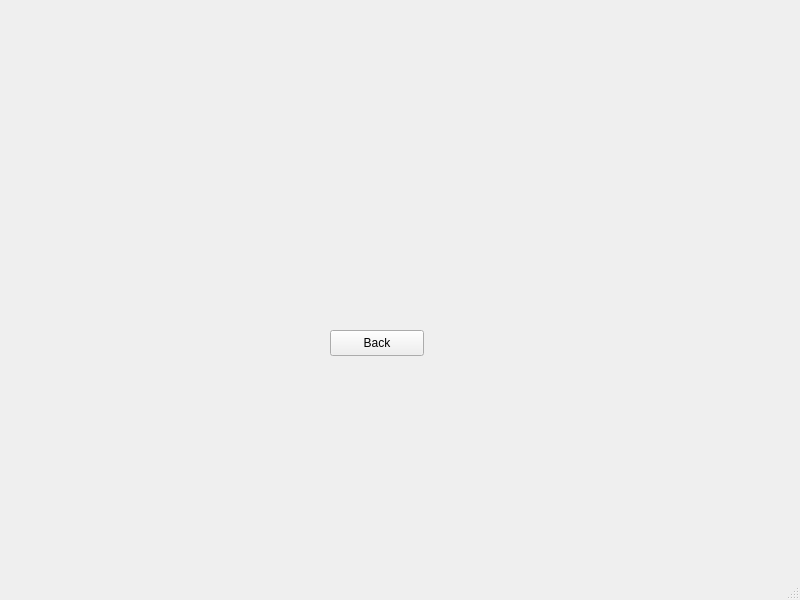
chrysantheumm/projekKripto, file mainwindow.ui: the form before one commit.
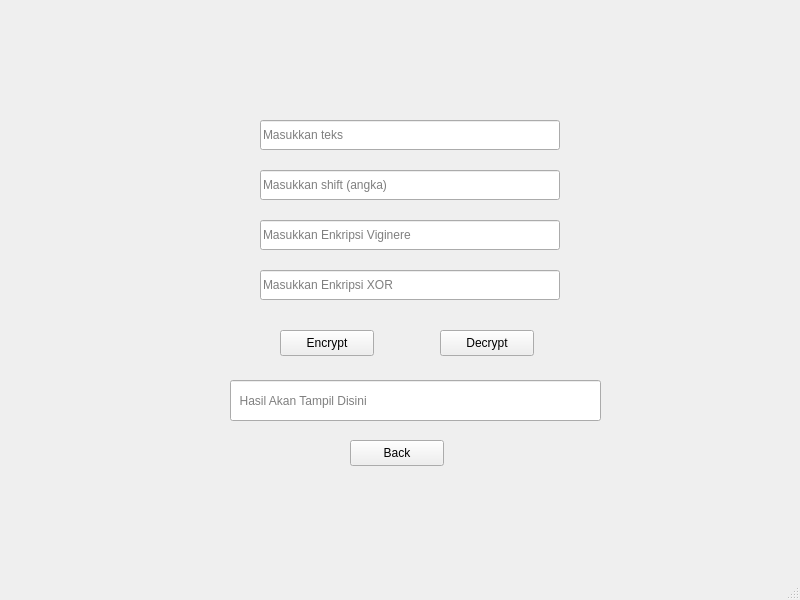
The form after the commit. The open tabs and pages were chosen to show the change.

Commit message: encrypt decrypt super done

```diff
--- a/mainwindow.ui
+++ b/mainwindow.ui
@@ -17,7 +17,7 @@
    <widget class="QStackedWidget" name="stackedWidget">
     <property name="geometry">
      <rect>
-      <x>20</x>
+      <x>40</x>
       <y>-10</y>
       <width>800</width>
       <height>550</height>
@@ -370,7 +370,7 @@
       <property name="geometry">
        <rect>
         <x>310</x>
-        <y>340</y>
+        <y>450</y>
         <width>94</width>
         <height>26</height>
        </rect>
@@ -379,6 +379,103 @@
        <string>Back</string>
       </property>
      </widget>
+     <widget class="QLineEdit" name="lineEditInputTextSuper">
+      <property name="geometry">
+       <rect>
+        <x>220</x>
+        <y>130</y>
+        <width>300</width>
+        <height>30</height>
+       </rect>
+      </property>
+      <property name="placeholderText">
+       <string>Masukkan teks</string>
+      </property>
+     </widget>
+     <widget class="QLineEdit" name="lineEditShiftSuper">
+      <property name="geometry">
+       <rect>
+        <x>220</x>
+        <y>180</y>
+        <width>300</width>
+        <height>30</height>
+       </rect>
+      </property>
+      <property name="placeholderText">
+       <string>Masukkan shift (angka)</string>
+      </property>
+     </widget>
+     <widget class="QLineEdit" name="lineEditInputSuper2">
+      <property name="geometry">
+       <rect>
+        <x>220</x>
+        <y>230</y>
+        <width>300</width>
+        <height>30</height>
+       </rect>
+      </property>
+      <property name="text">
+       <string/>
+      </property>
+      <property name="placeholderText">
+       <string>Masukkan Enkripsi Viginere</string>
+      </property>
+     </widget>
+     <widget class="QLineEdit" name="lineEditInputSuper3">
+      <property name="geometry">
+       <rect>
+        <x>220</x>
+        <y>280</y>
+        <width>300</width>
+        <height>30</height>
+       </rect>
+      </property>
+      <property name="text">
+       <string/>
+      </property>
+      <property name="placeholderText">
+       <string>Masukkan Enkripsi XOR</string>
+      </property>
+     </widget>
+     <widget class="QPushButton" name="pushButtonEncryptSuper">
+      <property name="geometry">
+       <rect>
+        <x>240</x>
+        <y>340</y>
+        <width>94</width>
+        <height>26</height>
+       </rect>
+      </property>
+      <property name="text">
+       <string>Encrypt</string>
+      </property>
+     </widget>
+     <widget class="QPushButton" name="pushButtonDecryptSuper">
+      <property name="geometry">
+       <rect>
+        <x>400</x>
+        <y>340</y>
+        <width>94</width>
+        <height>26</height>
+       </rect>
+      </property>
+      <property name="text">
+       <string>Decrypt</string>
+      </property>
+     </widget>
+     <widget class="QLineEdit" name="lineOutputSuper">
+      <property name="geometry">
+       <rect>
+        <x>190</x>
+        <y>390</y>
+        <width>371</width>
+        <height>41</height>
+       </rect>
+      </property>
+      <property name="placeholderText">
+       <string>  Hasil Akan Tampil Disini</string>
+      </property>
+     </widget>
     </widget>
     <widget class="QWidget" name="pageCaesar">
      <widget class="QLineEdit" name="lineEditInput">
```
Left out of the diff: 21 changed lines with no effect on the pictures. The commit also changes 1035 other files.
